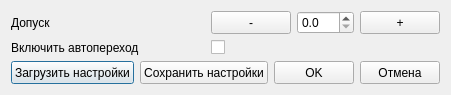
Old version of the form gui/settings.ui in the repository EPC-MSU/EPLab.
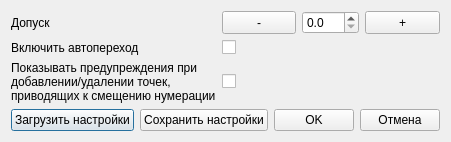
New version of the form.

Commit message: Added setting to show warning info about pin indexes shift

Patch:
```diff
--- a/gui/settings.ui
+++ b/gui/settings.ui
@@ -6,8 +6,8 @@
    <rect>
     <x>0</x>
     <y>0</y>
-    <width>423</width>
-    <height>95</height>
+    <width>429</width>
+    <height>140</height>
    </rect>
   </property>
   <property name="sizePolicy">
@@ -111,6 +111,13 @@
        </property>
       </widget>
      </item>
+     <item row="1" column="1">
+      <widget class="QCheckBox" name="check_box_auto_transition">
+       <property name="text">
+        <string/>
+       </property>
+      </widget>
+     </item>
      <item row="1" column="0">
       <widget class="QLabel" name="label_auto_transition">
        <property name="text">
@@ -118,8 +125,17 @@
        </property>
       </widget>
      </item>
-     <item row="1" column="1">
-      <widget class="QCheckBox" name="check_box_auto_transition">
+     <item row="2" column="0">
+      <widget class="QLabel" name="label_pin_shift_warning_info">
+       <property name="text">
+        <string>Показывать предупреждения при
+добавлении/удалении точек,
+приводящих к смещению нумерации</string>
+       </property>
+      </widget>
+     </item>
+     <item row="2" column="1">
+      <widget class="QCheckBox" name="check_box_pin_shift_warning_info">
        <property name="text">
         <string/>
        </property>
```
The commit also changes 6 other files.
